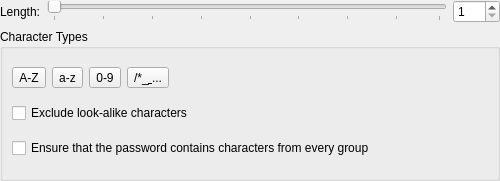
Above: src/browser/BrowserPasswordGeneratorWidget.ui from Myria-de/keepassxc before the change. Below: the same form after it.
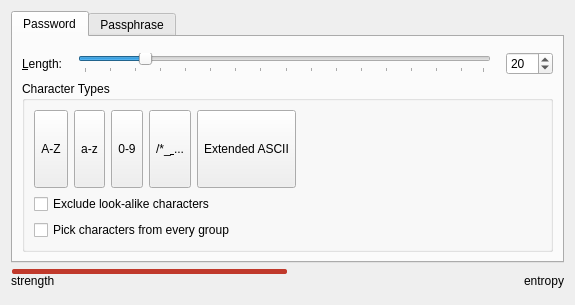
That is the form after the change.

Commit message: Added extended ascii and passphrases to password generator

Diff of the .ui file:
```diff
--- a/src/browser/BrowserPasswordGeneratorWidget.ui
+++ b/src/browser/BrowserPasswordGeneratorWidget.ui
@@ -6,70 +6,68 @@
    <rect>
     <x>0</x>
     <y>0</y>
-    <width>500</width>
-    <height>181</height>
+    <width>575</width>
+    <height>305</height>
    </rect>
   </property>
+  <property name="sizePolicy">
+   <sizepolicy hsizetype="Preferred" vsizetype="Fixed">
+    <horstretch>0</horstretch>
+    <verstretch>0</verstretch>
+   </sizepolicy>
+  </property>
+  <property name="minimumSize">
+   <size>
+    <width>0</width>
+    <height>284</height>
+   </size>
+  </property>
+  <property name="maximumSize">
+   <size>
+    <width>16777215</width>
+    <height>16777215</height>
+   </size>
+  </property>
   <property name="windowTitle">
    <string/>
   </property>
-  <layout class="QVBoxLayout" name="verticalLayout_2">
-   <property name="leftMargin">
-    <number>0</number>
+  <layout class="QVBoxLayout" name="verticalLayout_2" stretch="0,0,0">
+   <property name="sizeConstraint">
+    <enum>QLayout::SetMinimumSize</enum>
    </property>
-   <property name="topMargin">
-    <number>0</number>
-   </property>
-   <property name="rightMargin">
-    <number>0</number>
-   </property>
-   <property name="bottomMargin">
+
+   <item>
+    <layout class="QHBoxLayout" name="horizontalLayout">
+     <item>
+      <widget class="QTabWidget" name="tabWidget">
+       <property name="sizePolicy">
+        <sizepolicy hsizetype="Expanding" vsizetype="Expanding">
+         <horstretch>0</horstretch>
+         <verstretch>0</verstretch>
+        </sizepolicy>
+       </property>
+       <property name="minimumSize">
+        <size>
+         <width>0</width>
+         <height>0</height>
+        </size>
+       </property>
+       <property name="tabPosition">
+        <enum>QTabWidget::North</enum>
+       </property>
+       <property name="tabShape">
+        <enum>QTabWidget::Rounded</enum>
+       </property>
+       <property name="currentIndex">
     <number>0</number>
    </property>
-   <item>
+       <widget class="QWidget" name="passwordWidget">
+        <attribute name="title">
+         <string>Password</string>
+        </attribute>
     <layout class="QGridLayout" name="gridLayout">
      <item row="1" column="0">
-      <widget class="QLabel" name="labelLength">
-       <property name="text">
-        <string>Length:</string>
-       </property>
-      </widget>
-     </item>
-     <item row="1" column="1">
-      <layout class="QHBoxLayout" name="horizontalLayout_4">
-       <item>
-        <widget class="QSlider" name="sliderLength">
-         <property name="minimum">
-          <number>1</number>
-         </property>
-         <property name="maximum">
-          <number>64</number>
-         </property>
-         <property name="orientation">
-          <enum>Qt::Horizontal</enum>
-         </property>
-         <property name="tickPosition">
-          <enum>QSlider::TicksBelow</enum>
-         </property>
-         <property name="tickInterval">
-          <number>8</number>
-         </property>
-        </widget>
-       </item>
-       <item>
-        <widget class="QSpinBox" name="spinBoxLength">
-         <property name="minimum">
-          <number>1</number>
-         </property>
-         <property name="maximum">
-          <number>999</number>
-         </property>
-        </widget>
-       </item>
-      </layout>
-     </item>
-    </layout>
-   </item>
+          <layout class="QHBoxLayout" name="optionsLayout">
    <item>
     <widget class="QGroupBox" name="groupBox">
      <property name="title">
@@ -77,9 +75,24 @@
      </property>
      <layout class="QVBoxLayout" name="verticalLayout">
       <item>
-       <layout class="QHBoxLayout" name="horizontalLayout_5">
+               <layout class="QHBoxLayout" name="alphabetLayout" stretch="0,0,0,0,1,0">
         <item>
          <widget class="QToolButton" name="checkBoxUpper">
+                  <property name="sizePolicy">
+                   <sizepolicy hsizetype="Maximum" vsizetype="MinimumExpanding">
+                    <horstretch>0</horstretch>
+                    <verstretch>0</verstretch>
+                   </sizepolicy>
+                  </property>
+                  <property name="minimumSize">
+                   <size>
+                    <width>0</width>
+                    <height>25</height>
+                   </size>
+                  </property>
+                  <property name="focusPolicy">
+                   <enum>Qt::StrongFocus</enum>
+                  </property>
           <property name="toolTip">
            <string>Upper Case Letters</string>
           </property>
@@ -96,6 +109,21 @@
         </item>
         <item>
          <widget class="QToolButton" name="checkBoxLower">
+                  <property name="sizePolicy">
+                   <sizepolicy hsizetype="Maximum" vsizetype="MinimumExpanding">
+                    <horstretch>0</horstretch>
+                    <verstretch>0</verstretch>
+                   </sizepolicy>
+                  </property>
+                  <property name="minimumSize">
+                   <size>
+                    <width>0</width>
+                    <height>25</height>
+                   </size>
+                  </property>
+                  <property name="focusPolicy">
+                   <enum>Qt::StrongFocus</enum>
+                  </property>
           <property name="toolTip">
            <string>Lower Case Letters</string>
           </property>
@@ -112,6 +140,21 @@
         </item>
         <item>
          <widget class="QToolButton" name="checkBoxNumbers">
+                  <property name="sizePolicy">
+                   <sizepolicy hsizetype="Maximum" vsizetype="MinimumExpanding">
+                    <horstretch>0</horstretch>
+                    <verstretch>0</verstretch>
+                   </sizepolicy>
+                  </property>
+                  <property name="minimumSize">
+                   <size>
+                    <width>0</width>
+                    <height>25</height>
+                   </size>
+                  </property>
+                  <property name="focusPolicy">
+                   <enum>Qt::StrongFocus</enum>
+                  </property>
           <property name="toolTip">
            <string>Numbers</string>
           </property>
@@ -128,11 +171,63 @@
         </item>
         <item>
          <widget class="QToolButton" name="checkBoxSpecialChars">
+                  <property name="sizePolicy">
+                   <sizepolicy hsizetype="Maximum" vsizetype="MinimumExpanding">
+                    <horstretch>0</horstretch>
+                    <verstretch>0</verstretch>
+                   </sizepolicy>
+                  </property>
+                  <property name="minimumSize">
+                   <size>
+                    <width>0</width>
+                    <height>25</height>
+                   </size>
+                  </property>
+                  <property name="focusPolicy">
+                   <enum>Qt::StrongFocus</enum>
+                  </property>
           <property name="toolTip">
            <string>Special Characters</string>
           </property>
           <property name="text">
-           <string>/*_&amp; ...</string>
+                   <string notr="true">/*_&amp; ...</string>
+                  </property>
+                  <property name="checkable">
+                   <bool>true</bool>
+                  </property>
+                  <attribute name="buttonGroup">
+                   <string notr="true">optionButtons</string>
+                  </attribute>
+                 </widget>
+                </item>
+                <item>
+                 <widget class="QToolButton" name="checkBoxExtASCII">
+                  <property name="sizePolicy">
+                   <sizepolicy hsizetype="Maximum" vsizetype="MinimumExpanding">
+                    <horstretch>0</horstretch>
+                    <verstretch>0</verstretch>
+                   </sizepolicy>
+                  </property>
+                  <property name="minimumSize">
+                   <size>
+                    <width>0</width>
+                    <height>25</height>
+                   </size>
+                  </property>
+                  <property name="maximumSize">
+                   <size>
+                    <width>16777215</width>
+                    <height>16777215</height>
+                   </size>
+                  </property>
+                  <property name="focusPolicy">
+                   <enum>Qt::StrongFocus</enum>
+                  </property>
+                  <property name="toolTip">
+                   <string>Extended ASCII</string>
+                  </property>
+                  <property name="text">
+                   <string notr="true">Extended ASCII</string>
           </property>
           <property name="checkable">
            <bool>true</bool>
@@ -170,7 +265,7 @@
       <item>
        <widget class="QCheckBox" name="checkBoxEnsureEvery">
         <property name="text">
-         <string>Ensure that the password contains characters from every group</string>
+                 <string>Pick characters from every group</string>
         </property>
         <attribute name="buttonGroup">
          <string notr="true">optionButtons</string>
@@ -181,7 +276,312 @@
     </widget>
    </item>
   </layout>
- </widget>
+         </item>
+         <item row="0" column="0">
+          <layout class="QHBoxLayout" name="passwordLengthSliderLayout">
+           <property name="spacing">
+            <number>15</number>
+           </property>
+           <property name="topMargin">
+            <number>6</number>
+           </property>
+           <item>
+            <widget class="QLabel" name="labelLength">
+             <property name="text">
+              <string>&amp;Length:</string>
+             </property>
+             <property name="buddy">
+              <cstring>spinBoxLength</cstring>
+             </property>
+            </widget>
+           </item>
+           <item>
+            <widget class="QSlider" name="sliderLength">
+             <property name="minimum">
+              <number>1</number>
+             </property>
+             <property name="maximum">
+              <number>128</number>
+             </property>
+             <property name="sliderPosition">
+              <number>20</number>
+             </property>
+             <property name="orientation">
+              <enum>Qt::Horizontal</enum>
+             </property>
+             <property name="tickPosition">
+              <enum>QSlider::TicksBelow</enum>
+             </property>
+             <property name="tickInterval">
+              <number>8</number>
+             </property>
+            </widget>
+           </item>
+           <item alignment="Qt::AlignRight">
+            <widget class="QSpinBox" name="spinBoxLength">
+             <property name="minimum">
+              <number>1</number>
+             </property>
+             <property name="maximum">
+              <number>999</number>
+             </property>
+             <property name="value">
+              <number>20</number>
+             </property>
+            </widget>
+           </item>
+          </layout>
+         </item>
+        </layout>
+       </widget>
+       <widget class="QWidget" name="dicewareWidget">
+        <attribute name="title">
+         <string>Passphrase</string>
+        </attribute>
+        <layout class="QGridLayout" name="gridLayout_2">
+         <item row="1" column="0">
+          <layout class="QHBoxLayout" name="horizontalLayout_2">
+           <item>
+            <layout class="QGridLayout" name="gridLayout_3">
+             <item row="0" column="0" alignment="Qt::AlignRight">
+              <widget class="QLabel" name="labelWordList">
+               <property name="sizePolicy">
+                <sizepolicy hsizetype="Minimum" vsizetype="Preferred">
+                 <horstretch>0</horstretch>
+                 <verstretch>0</verstretch>
+                </sizepolicy>
+               </property>
+               <property name="text">
+                <string>Wordlist:</string>
+               </property>
+              </widget>
+             </item>
+             <item row="0" column="1">
+              <widget class="QComboBox" name="comboBoxWordList">
+               <property name="sizePolicy">
+                <sizepolicy hsizetype="Expanding" vsizetype="Fixed">
+                 <horstretch>0</horstretch>
+                 <verstretch>0</verstretch>
+                </sizepolicy>
+               </property>
+              </widget>
+             </item>
+             <item row="1" column="0" alignment="Qt::AlignRight">
+              <widget class="QLabel" name="labelWordCount">
+               <property name="text">
+                <string>Word Count:</string>
+               </property>
+               <property name="buddy">
+                <cstring>spinBoxLength</cstring>
+               </property>
+              </widget>
+             </item>
+             <item row="1" column="1">
+              <layout class="QHBoxLayout" name="horizontalLayout_3">
+               <property name="sizeConstraint">
+                <enum>QLayout::SetMinimumSize</enum>
+               </property>
+               <item>
+                <widget class="QSlider" name="sliderWordCount">
+                 <property name="minimum">
+                  <number>1</number>
+                 </property>
+                 <property name="maximum">
+                  <number>40</number>
+                 </property>
+                 <property name="value">
+                  <number>6</number>
+                 </property>
+                 <property name="sliderPosition">
+                  <number>6</number>
+                 </property>
+                 <property name="orientation">
+                  <enum>Qt::Horizontal</enum>
+                 </property>
+                 <property name="tickPosition">
+                  <enum>QSlider::TicksBelow</enum>
+                 </property>
+                 <property name="tickInterval">
+                  <number>8</number>
+                 </property>
+                </widget>
+               </item>
+               <item>
+                <widget class="QSpinBox" name="spinBoxWordCount">
+                 <property name="minimum">
+                  <number>1</number>
+                 </property>
+                 <property name="maximum">
+                  <number>100</number>
+                 </property>
+                 <property name="value">
+                  <number>6</number>
+                 </property>
+                </widget>
+               </item>
+              </layout>
+             </item>
+             <item row="2" column="0" alignment="Qt::AlignRight">
+              <widget class="QLabel" name="labelWordSeparator">
+               <property name="text">
+                <string>Word Separator:</string>
+               </property>
+              </widget>
+             </item>
+             <item row="2" column="1">
+              <widget class="QLineEdit" name="editWordSeparator">
+               <property name="text">
+                <string> </string>
+               </property>
+              </widget>
+             </item>
+            </layout>
+           </item>
+          </layout>
+         </item>
+        </layout>
+       </widget>
+      </widget>
+     </item>
+    </layout>
+   </item>
+   <item>
+    <layout class="QGridLayout" name="passwordFieldLayout">
+     <property name="bottomMargin">
+      <number>0</number>
+     </property>
+     <property name="verticalSpacing">
+      <number>0</number>
+     </property>
+     <item row="1" column="1">
+      <widget class="QProgressBar" name="entropyProgressBar">
+       <property name="minimumSize">
+        <size>
+         <width>50</width>
+         <height>5</height>
+        </size>
+       </property>
+       <property name="maximumSize">
+        <size>
+         <width>16777215</width>
+         <height>5</height>
+        </size>
+       </property>
+       <property name="styleSheet">
+        <string notr="true">QProgressBar {
+    border: none;
+    height: 2px;
+    font-size: 1px;
+    background-color: transparent;
+    padding: 0 1px;
+   }
+   QProgressBar::chunk {
+    background-color: #c0392b;
+    border-radius: 2px;
+   }</string>
+       </property>
+       <property name="maximum">
+        <number>200</number>
+       </property>
+       <property name="value">
+        <number>100</number>
+       </property>
+       <property name="textVisible">
+        <bool>false</bool>
+       </property>
+       <property name="orientation">
+        <enum>Qt::Horizontal</enum>
+       </property>
+       <property name="invertedAppearance">
+        <bool>false</bool>
+       </property>
+       <property name="textDirection">
+        <enum>QProgressBar::TopToBottom</enum>
+       </property>
+       <property name="format">
+        <string>%p%</string>
+       </property>
+      </widget>
+     </item>
+     <item row="2" column="1">
+      <layout class="QHBoxLayout" name="passwordStrengthTextLayout">
+       <item>
+        <widget class="QLabel" name="strengthLabel">
+         <property name="minimumSize">
+          <size>
+           <width>70</width>
+           <height>0</height>
+          </size>
+         </property>
+         <property name="maximumSize">
+          <size>
+           <width>16777215</width>
+           <height>30</height>
+          </size>
+         </property>
+         <property name="text">
+          <string>strength</string>
+         </property>
+         <property name="textFormat">
+          <enum>Qt::PlainText</enum>
+         </property>
+         <property name="alignment">
+          <set>Qt::AlignLeading|Qt::AlignLeft|Qt::AlignTop</set>
+         </property>
+         <property name="margin">
+          <number>3</number>
+         </property>
+        </widget>
+       </item>
+       <item>
+        <spacer name="horizontalSpacer_2">
+         <property name="orientation">
+          <enum>Qt::Horizontal</enum>
+         </property>
+         <property name="sizeHint" stdset="0">
+          <size>
+           <width>40</width>
+           <height>20</height>
+          </size>
+         </property>
+        </spacer>
+       </item>
+       <item>
+        <widget class="QLabel" name="entropyLabel">
+         <property name="minimumSize">
+          <size>
+           <width>70</width>
+           <height>0</height>
+          </size>
+         </property>
+         <property name="text">
+          <string>entropy</string>
+         </property>
+         <property name="alignment">
+          <set>Qt::AlignRight|Qt::AlignTop|Qt::AlignTrailing</set>
+         </property>
+         <property name="margin">
+          <number>3</number>
+         </property>
+        </widget>
+       </item>
+      </layout>
+     </item>
+    </layout>
+   </item>
+   <item>
+    <layout class="QHBoxLayout" name="horizontalLayout_4"/>
+   </item>
+  </layout>
+ </widget>
+ <customwidgets>
+  <customwidget>
+   <class>PasswordEdit</class>
+   <extends>QLineEdit</extends>
+   <header>gui/PasswordEdit.h</header>
+   <container>1</container>
+  </customwidget>
+ </customwidgets>
  <tabstops>
   <tabstop>sliderLength</tabstop>
   <tabstop>spinBoxLength</tabstop>
```
Left out of the diff: 9 changed lines with no effect on the pictures. Lines whose indentation alone changed are shown as unchanged. The commit also changes 4 other files.
